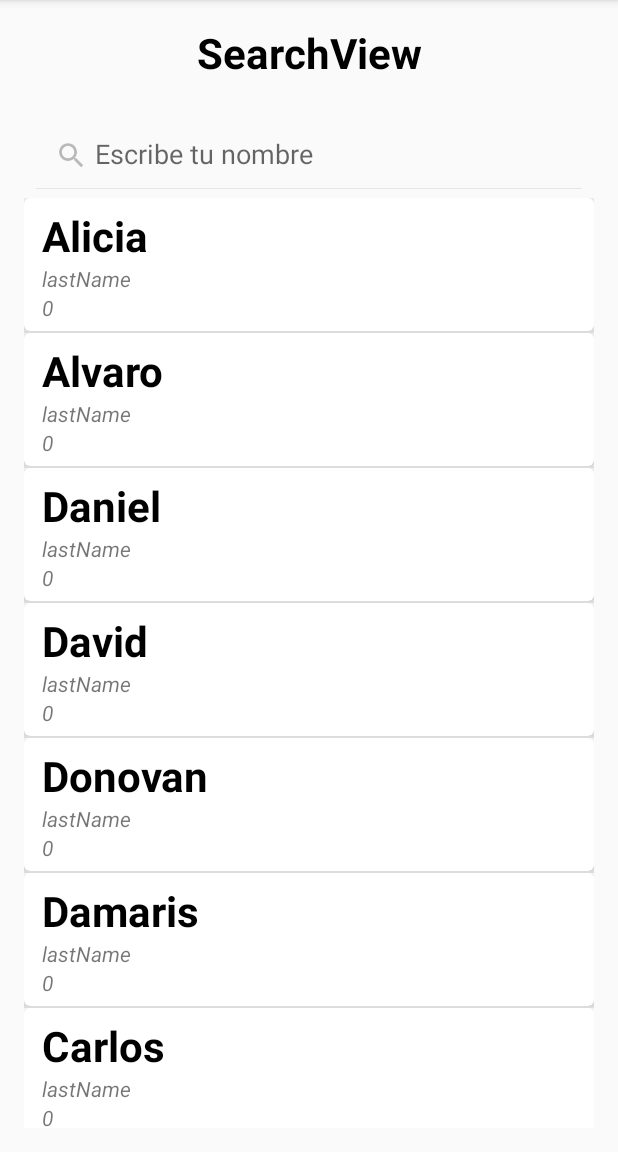
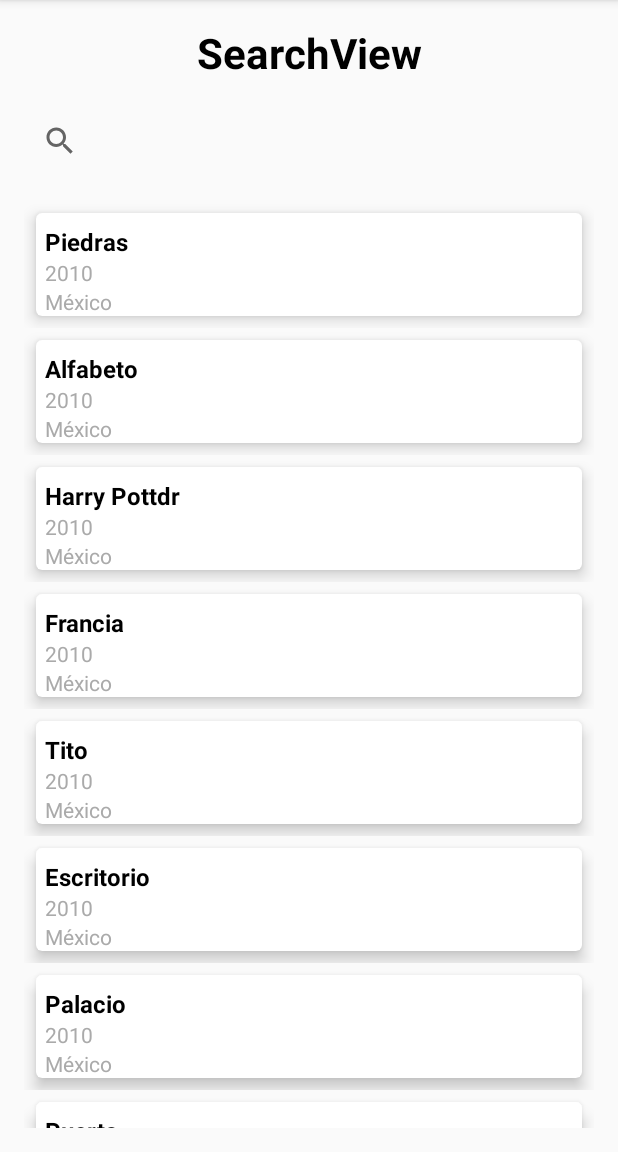
Before and after one commit to crjcarlos1/DataBindingApplication, an Android app: the screen it shows after launch (MainActivity), on a phone screen of 412 x 824 dp, the part 84-1236 px from its top. Run offline under Robolectric (Android 15) with nearby library versions, the phone set to English and light mode, and no system bars; our stand-ins replace data binding; 2 statements that could not run were skipped.

Commit message:
Added searchview dataBinding with listView

```diff
--- a/app/src/main/java/com/cralos/myapplication2/activity/MainActivity.java
+++ b/app/src/main/java/com/cralos/myapplication2/activity/MainActivity.java
@@ -9,6 +9,8 @@ import androidx.fragment.app.FragmentTransaction;
 import com.cralos.myapplication2.R;
 import com.cralos.myapplication2.fragments.fonts.view.FragmentFonts;
 import com.cralos.myapplication2.fragments.searchview.withlistview.view.FragmentSearchview;
+import com.cralos.myapplication2.fragments.searchview.withrecyclerview.withdatabinding.view.FragmentSearchViewWithDatabinding;
+import com.cralos.myapplication2.fragments.searchview.withrecyclerview.withoutDatabinding.view.FragmentRvWithoutDataBinding;
 
 public class MainActivity extends AppCompatActivity {
 
@@ -16,7 +18,7 @@ public class MainActivity extends AppCompatActivity {
     protected void onCreate(Bundle savedInstanceState) {
         super.onCreate(savedInstanceState);
         setContentView(R.layout.activity_main);
-        showFragmentSearchView();
+        showFragmentRvWithDatabinding();
     }
 
     private void showFragmentFont() {
@@ -33,4 +35,18 @@ public class MainActivity extends AppCompatActivity {
         transaction.replace(R.id.containerFragment, new FragmentSearchview(), FragmentSearchview.TAG).commit();
     }
 
+    private void showFragmentRvWitouDatabinding() {
+        FragmentManager manager = getSupportFragmentManager();
+        FragmentTransaction transaction = manager.beginTransaction();
+        transaction.addToBackStack(FragmentRvWithoutDataBinding.TAG);
+        transaction.replace(R.id.containerFragment, new FragmentRvWithoutDataBinding(), FragmentRvWithoutDataBinding.TAG).commit();
+    }
+
+    private void showFragmentRvWithDatabinding() { /*SEARCHVIEW*/
+        FragmentManager manager = getSupportFragmentManager();
+        FragmentTransaction transaction = manager.beginTransaction();
+        transaction.addToBackStack(FragmentSearchViewWithDatabinding.TAG);
+        transaction.replace(R.id.containerFragment, new FragmentSearchViewWithDatabinding(), FragmentSearchViewWithDatabinding.TAG).commit();
+    }
+
 }
--- /dev/null
+++ b/app/src/main/java/com/cralos/myapplication2/fragments/searchview/withrecyclerview/models/Movie.java
@@ -0,0 +1,38 @@
+package com.cralos.myapplication2.fragments.searchview.withrecyclerview.models;
+
+public class Movie {
+
+    private String name;
+    private String year;
+    private String country;
+
+    public Movie(String name, String year, String country) {
+        this.name = name;
+        this.year = year;
+        this.country = country;
+    }
+
+    public String getName() {
+        return name;
+    }
+
+    public void setName(String name) {
+        this.name = name;
+    }
+
+    public String getYear() {
+        return year;
+    }
+
+    public void setYear(String year) {
+        this.year = year;
+    }
+
+    public String getCountry() {
+        return country;
+    }
+
+    public void setCountry(String country) {
+        this.country = country;
+    }
+}
--- /dev/null
+++ b/app/src/main/java/com/cralos/myapplication2/fragments/searchview/withrecyclerview/utils/MoviesUtils.java
@@ -0,0 +1,33 @@
+package com.cralos.myapplication2.fragments.searchview.withrecyclerview.utils;
+
+import com.cralos.myapplication2.fragments.searchview.withrecyclerview.models.Movie;
+
+import java.util.ArrayList;
+import java.util.List;
+
+public class MoviesUtils {
+    public static List<Movie> getMovies() {
+        List<Movie> movies = new ArrayList<>();
+        movies.add(new Movie("Piedras", "2010", "México"));
+        movies.add(new Movie("Alfabeto", "2010", "México"));
+        movies.add(new Movie("Harry Pottdr", "2010", "México"));
+        movies.add(new Movie("Francia", "2010", "México"));
+        movies.add(new Movie("Tito", "2010", "México"));
+        movies.add(new Movie("Escritorio", "2010", "México"));
+        movies.add(new Movie("Palacio", "2010", "México"));
+        movies.add(new Movie("Puerta", "2010", "México"));
+        movies.add(new Movie("Victoria", "2010", "México"));
+        movies.add(new Movie("Tamales", "2010", "México"));
+        movies.add(new Movie("Vaca", "2010", "México"));
+        movies.add(new Movie("Laberinto", "2010", "México"));
+        movies.add(new Movie("Android", "2010", "México"));
+        movies.add(new Movie("Ios", "2010", "México"));
+        movies.add(new Movie("Trauma", "2010", "México"));
+        movies.add(new Movie("Amar", "2010", "México"));
+        movies.add(new Movie("Fluidos", "2010", "México"));
+        movies.add(new Movie("Libreta", "2010", "México"));
+        movies.add(new Movie("Flan", "2010", "México"));
+        movies.add(new Movie("Amaranto", "2010", "México"));
+        return movies;
+    }
+}
--- /dev/null
+++ b/app/src/main/java/com/cralos/myapplication2/fragments/searchview/withrecyclerview/withdatabinding/adapter/MovieDataBindingAdapter.java
@@ -0,0 +1,53 @@
+package com.cralos.myapplication2.fragments.searchview.withrecyclerview.withdatabinding.adapter;
+
+import android.content.Context;
+import android.view.LayoutInflater;
+import android.view.ViewGroup;
+
+import androidx.annotation.NonNull;
+import androidx.databinding.DataBindingUtil;
+import androidx.recyclerview.widget.RecyclerView;
+
+import com.cralos.myapplication2.R;
+import com.cralos.myapplication2.databinding.ItemMovieWithDatabindingBinding;
+import com.cralos.myapplication2.fragments.searchview.withrecyclerview.models.Movie;
+
+import java.util.List;
+
+public class MovieDataBindingAdapter extends RecyclerView.Adapter<MovieDataBindingAdapter.ViewHolder> {
+
+    private List<Movie> movies;
+    private Context context;
+
+    public MovieDataBindingAdapter(List<Movie> movies, Context context) {
+        this.movies = movies;
+        this.context = context;
+    }
+
+    @NonNull
+    @Override
+    public ViewHolder onCreateViewHolder(@NonNull ViewGroup parent, int viewType) {
+        ItemMovieWithDatabindingBinding binding = DataBindingUtil.inflate(LayoutInflater.from(parent.getContext()), R.layout.item_movie_with_databinding, parent, false);
+        return new ViewHolder(binding);
+    }
+
+    @Override
+    public void onBindViewHolder(@NonNull ViewHolder holder, int position) {
+        holder.binding.setMovie(movies.get(position));
+    }
+
+    @Override
+    public int getItemCount() {
+        return movies.size();
+    }
+
+    public static class ViewHolder extends RecyclerView.ViewHolder {
+        private ItemMovieWithDatabindingBinding binding;
+
+        public ViewHolder(@NonNull ItemMovieWithDatabindingBinding itemView) {
+            super(itemView.getRoot());
+            this.binding = itemView;
+        }
+    }
+
+}
--- /dev/null
+++ b/app/src/main/java/com/cralos/myapplication2/fragments/searchview/withrecyclerview/withdatabinding/view/FragmentSearchViewWithDatabinding.java
@@ -0,0 +1,47 @@
+package com.cralos.myapplication2.fragments.searchview.withrecyclerview.withdatabinding.view;
+
+import android.os.Bundle;
+import android.view.LayoutInflater;
+import android.view.View;
+import android.view.ViewGroup;
+
+import androidx.annotation.NonNull;
+import androidx.annotation.Nullable;
+import androidx.databinding.DataBindingUtil;
+import androidx.fragment.app.Fragment;
+import androidx.recyclerview.widget.LinearLayoutManager;
+
+import com.cralos.myapplication2.R;
+import com.cralos.myapplication2.databinding.FragmentRvWithDatabindingBinding;
+import com.cralos.myapplication2.fragments.searchview.withrecyclerview.utils.MoviesUtils;
+import com.cralos.myapplication2.fragments.searchview.withrecyclerview.withdatabinding.adapter.MovieDataBindingAdapter;
+
+public class FragmentSearchViewWithDatabinding extends Fragment {
+    public static final String TAG = FragmentSearchViewWithDatabinding.class.getSimpleName();
+
+    /*dataBinding*/
+    private FragmentRvWithDatabindingBinding binding;
+
+    /*adapter*/
+    private MovieDataBindingAdapter adapter;
+
+    @Nullable
+    @Override
+    public View onCreateView(@NonNull LayoutInflater inflater, @Nullable ViewGroup container, @Nullable Bundle savedInstanceState) {
+        binding = DataBindingUtil.inflate(inflater, R.layout.fragment_rv_with_databinding, container, false);
+        initFragmentRvWithDataBinding();
+        return binding.getRoot();
+    }
+
+    private void initFragmentRvWithDataBinding() {
+        setupRecyclerView();
+    }
+
+    private void setupRecyclerView() {
+        adapter = new MovieDataBindingAdapter(MoviesUtils.getMovies(), getContext());
+        binding.recyclerViewDataBinding.setHasFixedSize(false);
+        binding.recyclerViewDataBinding.setLayoutManager(new LinearLayoutManager(getContext()));
+        binding.recyclerViewDataBinding.setAdapter(adapter);
+    }
+
+}
--- /dev/null
+++ b/app/src/main/res/layout/fragment_rv_with_databinding.xml
@@ -0,0 +1,54 @@
+<?xml version="1.0" encoding="utf-8"?>
+<layout xmlns:android="http://schemas.android.com/apk/res/android"
+    xmlns:app="http://schemas.android.com/apk/res-auto">
+
+    <data>
+
+        <variable
+            name="vm"
+            type="com.cralos.myapplication2.fragments.searchview.withrecyclerview.withdatabinding.bindingadapters.SearchViewAdapter" />
+    </data>
+
+    <androidx.constraintlayout.widget.ConstraintLayout
+        android:layout_width="match_parent"
+        android:layout_height="match_parent">
+
+        <TextView
+            android:id="@+id/txvTitle"
+            android:layout_width="wrap_content"
+            android:layout_height="wrap_content"
+            android:layout_marginTop="16dp"
+            android:text="SearchView"
+            android:textColor="@android:color/black"
+            android:textSize="28sp"
+            android:textStyle="bold"
+            app:layout_constraintEnd_toEndOf="parent"
+            app:layout_constraintStart_toStartOf="parent"
+            app:layout_constraintTop_toTopOf="parent" />
+
+        <SearchView
+            android:id="@+id/searchviewWithDataBinding"
+            android:layout_width="0dp"
+            android:layout_height="wrap_content"
+            android:layout_marginStart="16dp"
+            android:layout_marginTop="16dp"
+            android:layout_marginEnd="16dp"
+            android:myQuery="@{vm.query}"
+            android:queryTextListener="@{vm.onQueryTextListener}"
+            app:layout_constraintEnd_toEndOf="parent"
+            app:layout_constraintStart_toStartOf="parent"
+            app:layout_constraintTop_toBottomOf="@+id/txvTitle" />
+
+        <androidx.recyclerview.widget.RecyclerView
+            android:id="@+id/recyclerViewDataBinding"
+            android:layout_width="0dp"
+            android:layout_height="0dp"
+            android:layout_margin="16dp"
+            app:layout_constraintBottom_toBottomOf="parent"
+            app:layout_constraintEnd_toEndOf="parent"
+            app:layout_constraintStart_toStartOf="parent"
+            app:layout_constraintTop_toBottomOf="@+id/searchviewWithDataBinding" />
+
+    </androidx.constraintlayout.widget.ConstraintLayout>
+
+</layout>
--- /dev/null
+++ b/app/src/main/res/layout/item_movie_with_databinding.xml
@@ -0,0 +1,75 @@
+<?xml version="1.0" encoding="utf-8"?>
+<layout xmlns:android="http://schemas.android.com/apk/res/android"
+    xmlns:app="http://schemas.android.com/apk/res-auto">
+
+    <data>
+        <variable
+            name="movie"
+            type="com.cralos.myapplication2.fragments.searchview.withrecyclerview.models.Movie" />
+    </data>
+
+    <androidx.constraintlayout.widget.ConstraintLayout
+        android:layout_width="match_parent"
+        android:layout_height="wrap_content">
+
+        <androidx.cardview.widget.CardView
+            android:layout_width="0dp"
+            android:layout_height="wrap_content"
+            android:layout_margin="8dp"
+            app:cardCornerRadius="4dp"
+            app:cardElevation="6dp"
+            app:layout_constraintBottom_toBottomOf="parent"
+            app:layout_constraintEnd_toEndOf="parent"
+            app:layout_constraintStart_toStartOf="parent"
+            app:layout_constraintTop_toTopOf="parent">
+
+            <androidx.constraintlayout.widget.ConstraintLayout
+                android:layout_width="match_parent"
+                android:layout_height="wrap_content">
+
+                <TextView
+                    android:id="@+id/txvName"
+                    android:layout_width="0dp"
+                    android:layout_height="wrap_content"
+                    android:layout_marginStart="6dp"
+                    android:layout_marginTop="8dp"
+                    android:layout_marginEnd="6dp"
+                    android:text="@{movie.name}"
+                    android:textColor="@android:color/black"
+                    android:textSize="16sp"
+                    android:textStyle="bold"
+                    app:layout_constraintEnd_toEndOf="parent"
+                    app:layout_constraintStart_toStartOf="parent"
+                    app:layout_constraintTop_toTopOf="parent" />
+
+                <TextView
+                    android:id="@+id/txvYear"
+                    android:layout_width="0dp"
+                    android:layout_height="wrap_content"
+                    android:layout_marginStart="6dp"
+                    android:layout_marginEnd="6dp"
+                    android:text="@{movie.year}"
+                    android:textColor="@android:color/darker_gray"
+                    android:textSize="14sp"
+                    app:layout_constraintEnd_toEndOf="parent"
+                    app:layout_constraintStart_toStartOf="parent"
+                    app:layout_constraintTop_toBottomOf="@+id/txvName" />
+
+                <TextView
+                    android:id="@+id/txvCountry"
+                    android:layout_width="0dp"
+                    android:layout_height="wrap_content"
+                    android:layout_marginStart="6dp"
+                    android:layout_marginEnd="6dp"
+                    android:text="@{movie.country}"
+                    android:textColor="@android:color/darker_gray"
+                    android:textSize="14sp"
+                    app:layout_constraintEnd_toEndOf="parent"
+                    app:layout_constraintStart_toStartOf="parent"
+                    app:layout_constraintTop_toBottomOf="@+id/txvYear" />
+
+            </androidx.constraintlayout.widget.ConstraintLayout>
+        </androidx.cardview.widget.CardView>
+
+    </androidx.constraintlayout.widget.ConstraintLayout>
+</layout>
```
Also changed, not shown: app/src/main/java/com/cralos/myapplication2/fragments/searchview/withrecyclerview/withdatabinding/bindingadapters/SearchViewAdapter.java (added, +58 -0 lines), app/src/main/java/com/cralos/myapplication2/fragments/searchview/withrecyclerview/withoutDatabinding/adapter/MovieAdapter.java (added, +62 -0 lines), app/src/main/java/com/cralos/myapplication2/fragments/searchview/withrecyclerview/withoutDatabinding/view/FragmentRvWithoutDataBinding.java (added, +78 -0 lines), app/src/main/res/layout/fragment_rv_without_databinding.xml (added, +41 -0 lines), app/src/main/res/layout/item_movie_without_databinding.xml (added, +63 -0 lines).
